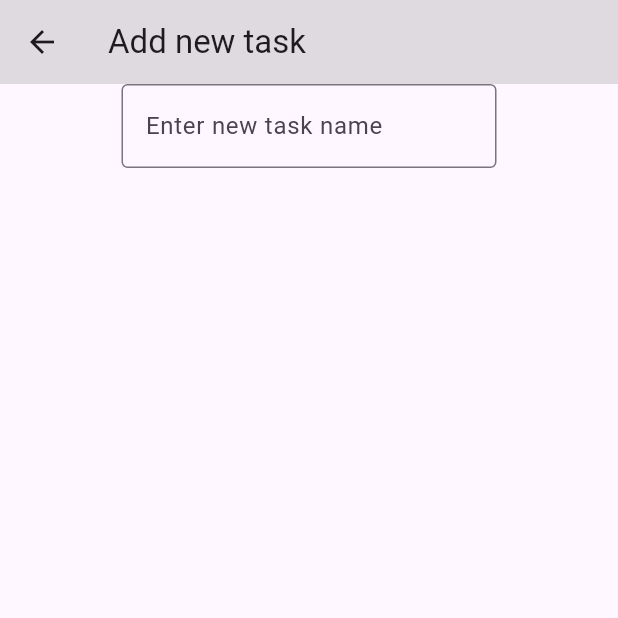
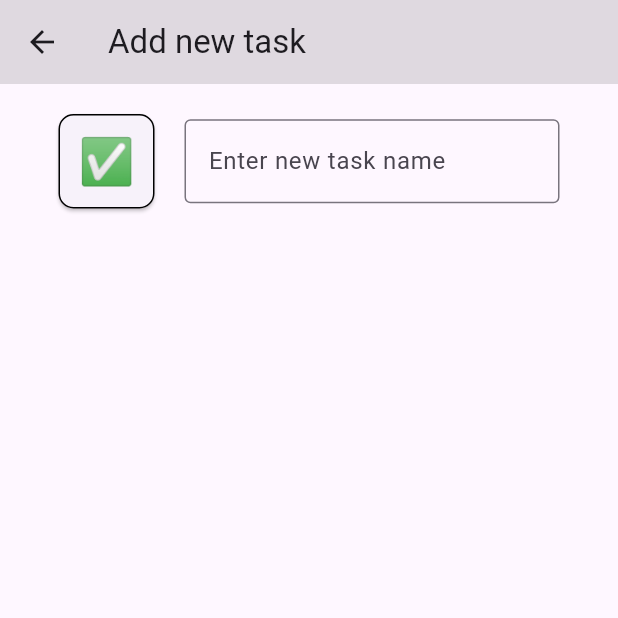
Before and after one commit to y-ma3/routine-app, a Flutter app: the InputForm screen opened directly, on a phone screen of 412 x 824 dp, the top half of it. Run offline on Flutter 3.47's test engine with Material 3 defaults, Android fonts, the phone set to English and light mode, and no system bars; missing offline and left inert: emoji_selector; generated files the repository leaves out were written again.

Commit message:
feat: 絵文字アイコンの選択を実装

```diff
--- a/lib/view/input_form/input_form_view.dart
+++ b/lib/view/input_form/input_form_view.dart
@@ -1,9 +1,18 @@
 import 'package:flutter/material.dart';
 import 'package:flutter_gen/gen_l10n/app_localizations.dart';
 import 'package:routine_app/component/text_field.dart';
+import 'package:emoji_selector/emoji_selector.dart';
 
-class InputForm extends StatelessWidget {
+class InputForm extends StatefulWidget {
   const InputForm({Key? key}) : super(key: key);
+
+  @override
+  InputFormState createState() => InputFormState();
+}
+
+class InputFormState extends State<InputForm> {
+  String selectedEmoji = "✅";
+  EmojiData? emojiData;
 
   @override
   Widget build(BuildContext context) {
@@ -12,12 +21,53 @@ class InputForm extends StatelessWidget {
         title: Text(AppLocalizations.of(context)!.inputFormTitle),
         backgroundColor: Colors.black12,
       ),
-      body: const Center(
+      body: Center(
         child: Column(
           children: [
-            SizedBox(
-              width: 250,
-              child: MyTextField(),
+            const Padding(padding: EdgeInsets.all(10)),
+            Row(
+              mainAxisAlignment: MainAxisAlignment.center,
+              children: [
+                ElevatedButton(
+                    onPressed: () {
+                      showModalBottomSheet(
+                        context: context,
+                        builder: (BuildContext subcortex) {
+                          return SizedBox(
+                            child: EmojiSelector(
+                              padding: const EdgeInsets.all(20),
+                              onSelected: (emoji) {
+                                setState(() {
+                                  selectedEmoji = emoji.char;
+                                });
+                                Navigator.of(context).pop();
+                              },
+                            ),
+                          );
+                        },
+                      );
+                    },
+                    style: ElevatedButton.styleFrom(
+                      padding: const EdgeInsets.all(10),
+                      shape: const RoundedRectangleBorder(
+                        borderRadius: BorderRadius.all(Radius.circular(10)),
+                      ),
+                      side: const BorderSide(color: Colors.black, width: 1),
+                    ),
+                    child: Text(
+                      selectedEmoji,
+                      style: const TextStyle(
+                        fontSize: 30,
+                      ),
+                    )),
+                const Padding(
+                  padding: EdgeInsets.all(10),
+                ),
+                const SizedBox(
+                  width: 250,
+                  child: MyTextField(),
+                ),
+              ],
             ),
           ],
         ),
--- a/pubspec.yaml
+++ b/pubspec.yaml
@@ -12,6 +12,7 @@ dependencies:
     sdk: flutter
   cupertino_icons: ^1.0.2
   intl: ^0.18.1
+  emoji_selector: ^0.0.6
 
 dev_dependencies:
   flutter_test:
```
Also changed, not shown: lib/view/home/home_view.dart (indentation only), pubspec.lock, 5 other files.
